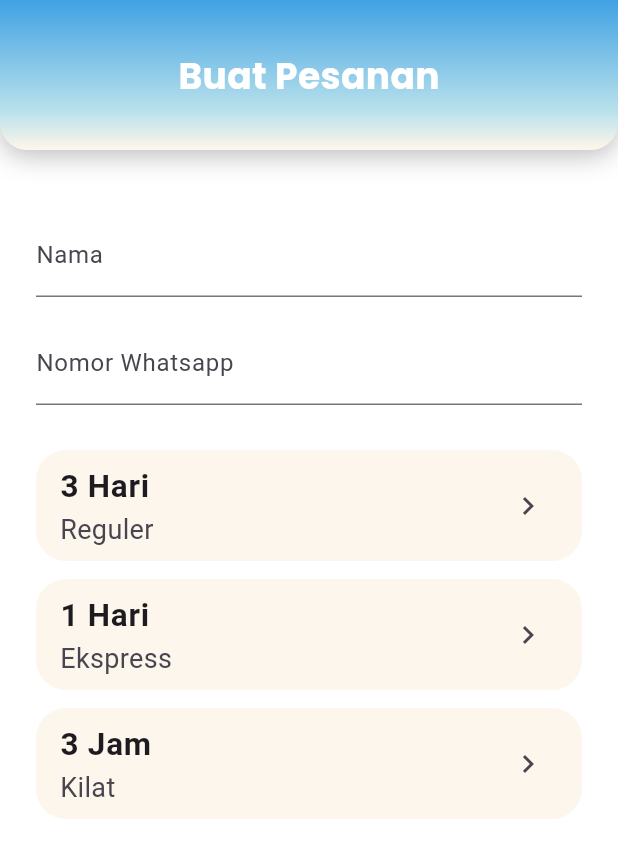
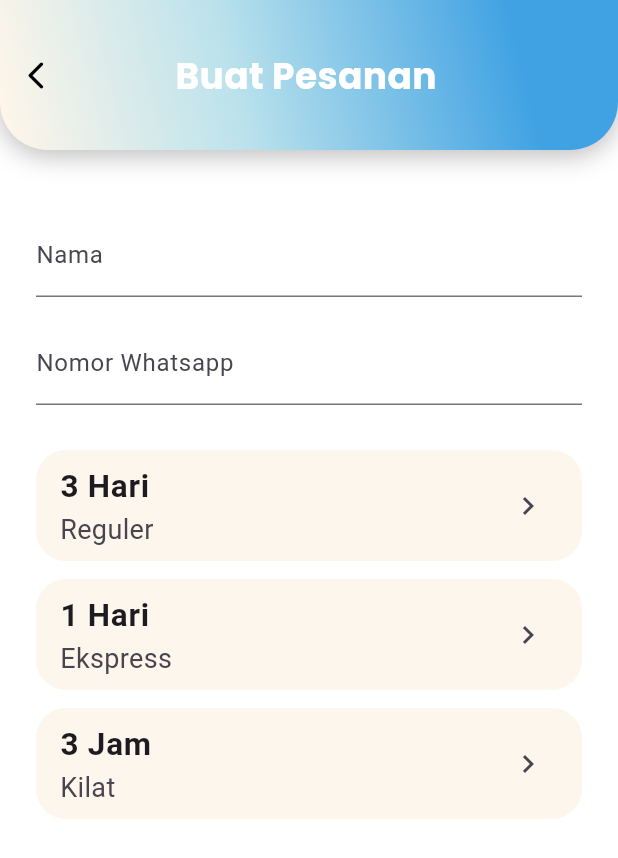
Before and after one commit to RayhanLauzzadani/pppl-fp, a Flutter app: the BuatPesananPage screen opened directly, on a phone screen of 412 x 824 dp. Shown: the top 858 px of the screen. Run offline on Flutter 3.47's test engine with Material 3 defaults, Android fonts, the phone set to English and light mode, and no system bars; our stand-ins replace firebase_auth, firebase_core, google_sign_in; accounts and stored records are empty; network calls fail.

Commit message:
Update (Arkaan): Logic, Fitur, UI fitur buat_pesanan -22/06/25 10:55

```diff
--- a/lib/features/pesanan/buat_pesanan_page.dart
+++ b/lib/features/pesanan/buat_pesanan_page.dart
@@ -27,6 +27,10 @@ class _BuatPesananPageState extends State<BuatPesananPage> {
   String whatsapp = "";
   late TextEditingController namaController;
   late TextEditingController waController;
+
+  //search bar laya
+  TextEditingController searchLayananController = TextEditingController();
+  String layananQuery = "";
 
   // --- Layanan List
   List<Map<String, dynamic>> layananList = [
@@ -62,6 +66,12 @@ class _BuatPesananPageState extends State<BuatPesananPage> {
       total += (item['harga'] as int) * (item['qty'] as int);
     }
     total += (kiloan > 0) ? (kiloan * hargaPerKg).round() : 0;
+    // Terapkan diskon jika ada
+    if (diskon == "10%") {
+      total = (total * 0.9).round();
+    } else if (diskon == "20%") {
+      total = (total * 0.8).round();
+    }
     return total;
   }
 
@@ -133,8 +143,14 @@ class _BuatPesananPageState extends State<BuatPesananPage> {
       backgroundColor: Colors.white,
       appBar: CustomGradientHeader(
         title: "Buat Pesanan",
-        showBack: _step > 0,
-        onBack: _prevStep,
+        showBack: true, // selalu tampilkan tombol back
+        onBack: () {
+          if (_step == 0) {
+            Navigator.pop(context); // balik ke homepage/halaman sebelumnya
+          } else {
+            _prevStep(); // step mundur
+          }
+        },
       ),
       body: SafeArea(
         child: StepperBody(
@@ -163,6 +179,11 @@ class _BuatPesananPageState extends State<BuatPesananPage> {
           onKurangLayanan: (i) => setState(() {
             if (layananList[i]['qty'] > 0) layananList[i]['qty'] -= 1;
           }),
+          searchLayananController: searchLayananController,
+          layananQuery: layananQuery,
+          onLayananQueryChanged: (v) {
+            setState(() => layananQuery = v);
+          },
           onNext: _nextStep,
           onPrev: _prevStep,
           onCatatanChanged: (v) => setState(() => catatan = v),
@@ -217,18 +238,18 @@ class CustomGradientHeader extends StatelessWidget
           width: double.infinity,
           decoration: const BoxDecoration(
             gradient: LinearGradient(
-              begin: Alignment.topCenter,
-              end: Alignment.bottomCenter,
+              begin: Alignment.bottomLeft,
+              end: Alignment.topRight,
               colors: [
-                Color(0xFF40A2E3), // Biru atas
-                Color(0xFFBBE2EC), // Biru muda tengah
-                Color(0xFFFFF6E9), // Putih krem bawah
+                Color(0xFFFFF6E9),
+                Color(0xFFBBE2EC),
+                Color(0xFF40A2E3), // Putih krem bawah
               ],
-              stops: [0.0, 0.75, 1.0],
+              stops: [0.01, 0.38, 0.83],
             ),
             borderRadius: BorderRadius.only(
-              bottomLeft: Radius.circular(18),
-              bottomRight: Radius.circular(18),
+              bottomLeft: Radius.circular(32),
+              bottomRight: Radius.circular(32),
             ),
             boxShadow: [
               BoxShadow(
@@ -248,7 +269,7 @@ class CustomGradientHeader extends StatelessWidget
                     ? IconButton(
                         icon: const Icon(
                           Icons.arrow_back_ios_new_rounded,
-                          color: Colors.white,
+                          color: Color.fromARGB(255, 0, 0, 0),
                           size: 22,
                         ),
                         onPressed: onBack ?? () => Navigator.pop(context),
@@ -295,6 +316,9 @@ class StepperBody extends StatelessWidget {
   final TextEditingController namaController;
   final TextEditingController waController;
   final TextEditingController catatanController;
+  final TextEditingController searchLayananController;
+  final String layananQuery;
+  final ValueChanged<String>? onLayananQueryChanged;
 
   final ValueChanged<String> onNamaChanged,
       onWhatsappChanged,
@@ -354,6 +378,9 @@ class StepperBody extends StatelessWidget {
     required this.onBayarSekarang,
     required this.onBatalkanPesanan,
     required this.onLihatProses,
+    required this.searchLayananController,
+    required this.layananQuery,
+    required this.onLayananQueryChanged,
   });
 
   Widget _itemCountInput(String label, int value, ValueChanged<int> onChanged) {
@@ -445,6 +472,13 @@ class StepperBody extends StatelessWidget {
 
     // --- Step 1: Pilih layanan ---
     if (step == 1) {
+      // Filter list layanan berdasarkan search
+      final filteredLayanan = layananList
+          .where(
+            (l) => l['nama'].toLowerCase().contains(layananQuery.toLowerCase()),
+          )
+          .toList();
+
       return Column(
         crossAxisAlignment: CrossAxisAlignment.start,
         children: [
@@ -454,12 +488,46 @@ class StepperBody extends StatelessWidget {
               child: Column(
                 crossAxisAlignment: CrossAxisAlignment.start,
                 children: [
-                  const Text(
-                    "Cari nama layanan",
-                    style: TextStyle(fontSize: 24, fontWeight: FontWeight.w700),
+                  // ===== SEARCH BAR =====
+                  Padding(
+                    padding: const EdgeInsets.symmetric(
+                      horizontal: 0,
+                      vertical: 0,
                     ),
-                  const SizedBox(height: 10),
-                  // Cuci Kiloan Card
+                    child: Container(
+                      decoration: BoxDecoration(
+                        color: Color(0xFFFDF6ED), // krem
+                        borderRadius: BorderRadius.circular(14),
+                      ),
+                      child: TextField(
+                        controller: searchLayananController,
+                        onChanged: (v) => onLayananQueryChanged?.call(v),
+                        style: TextStyle(
+                          fontFamily: "Poppins",
+                          fontSize: 16,
+                          color: Color(0xFF20443C), // hijau tua
+                        ),
+                        decoration: InputDecoration(
+                          prefixIcon: Icon(
+                            Icons.search_rounded,
+                            color: Color(0xFF20443C),
+                            size: 26,
+                          ),
+                          hintText: "Cari nama layanan",
+                          hintStyle: TextStyle(
+                            fontFamily: "Poppins",
+                            color: Color(0xFF20443C),
+                            fontWeight: FontWeight.w500,
+                          ),
+                          border: InputBorder.none,
+                          contentPadding: EdgeInsets.symmetric(vertical: 16),
+                        ),
+                      ),
+                    ),
+                  ),
+                  const SizedBox(height: 18),
+
+                  // Cuci Kiloan Card (biarkan tetap)
                   Container(
                     margin: const EdgeInsets.only(bottom: 18),
                     padding: const EdgeInsets.symmetric(
@@ -560,14 +628,15 @@ class StepperBody extends StatelessWidget {
                       ],
                     ),
                   ),
-                  // Layanan Satuan
+
+                  // ===== LIST LAYANAN =====
                   ListView.builder(
                     shrinkWrap: true,
                     physics: const NeverScrollableScrollPhysics(),
                     padding: EdgeInsets.zero,
-                    itemCount: layananList.length,
+                    itemCount: filteredLayanan.length,
                     itemBuilder: (context, i) {
-                      final l = layananList[i];
+                      final l = filteredLayanan[i];
                       return Container(
                         margin: const EdgeInsets.only(bottom: 18),
                         padding: const EdgeInsets.symmetric(
@@ -595,19 +664,28 @@ class StepperBody extends StatelessWidget {
                                     l['nama'],
                                     style: const TextStyle(
                                       fontWeight: FontWeight.bold,
-                                      fontSize: 22,
+                                      fontSize: 18,
+                                    ),
+                                  ),
+                                  const Text(
+                                    "Satuan",
+                                    style: TextStyle(
+                                      fontStyle: FontStyle.italic,
+                                      fontSize: 13,
+                                      color: Colors.black87,
                                     ),
                                   ),
                                   Text(
                                     "Rp. ${l['harga']}",
-                                    style: const TextStyle(fontSize: 17),
+                                    style: const TextStyle(fontSize: 15),
                                   ),
                                 ],
                               ),
                             ),
                             IconButton(
                               icon: const Icon(Icons.remove, size: 22),
-                              onPressed: () => onKurangLayanan(i),
+                              onPressed: () =>
+                                  onKurangLayanan(layananList.indexOf(l)),
                             ),
                             Text(
                               "${l['qty']}",
@@ -618,7 +696,8 @@ class StepperBody extends StatelessWidget {
                             ),
                             IconButton(
                               icon: const Icon(Icons.add, size: 22),
-                              onPressed: () => onTambahLayanan(i),
+                              onPressed: () =>
+                                  onTambahLayanan(layananList.indexOf(l)),
                             ),
                           ],
                         ),
@@ -689,216 +768,270 @@ class StepperBody extends StatelessWidget {
 
     // --- Step 2: Tambahan/opsi ---
     if (step == 2) {
-      return Stack(
+      return Container(
+        decoration: const BoxDecoration(
+          gradient: LinearGradient(
+            begin: Alignment.topCenter,
+            end: Alignment.bottomCenter,
+            colors: [
+              Color(0xFF6EC6F2), // biru muda atas
+              Color(0xFFB3E5FC), // biru sangat muda tengah
+              Color(0xFFFDF6ED), // krem bawah
+            ],
+            stops: [0.0, 0.6, 1.0],
+          ),
+          borderRadius: BorderRadius.only(
+            topLeft: Radius.circular(32),
+            topRight: Radius.circular(32),
+          ),
+        ),
+        child: SingleChildScrollView(
+          padding: const EdgeInsets.symmetric(horizontal: 18, vertical: 22),
+          child: Column(
+            crossAxisAlignment: CrossAxisAlignment.center,
             children: [
-          SingleChildScrollView(
-            padding: const EdgeInsets.all(22),
-            child: Column(
-              crossAxisAlignment: CrossAxisAlignment.start,
+              // Judul
+              const Padding(
+                padding: EdgeInsets.only(bottom: 14.0),
+                child: Text(
+                  "Buat Pesanan",
+                  style: TextStyle(
+                    fontFamily: "Poppins",
+                    fontWeight: FontWeight.bold,
+                    fontSize: 22,
+                    color: Colors.white,
+                  ),
+                ),
+              ),
+              // Jenis Parfum
+              Row(
+                crossAxisAlignment: CrossAxisAlignment.center,
                 children: [
-                // Dropdown Jenis Parfum
-                const Text(
+                  Expanded(
+                    flex: 5,
+                    child: Text(
                       "Jenis Parfum",
-                  style: TextStyle(fontWeight: FontWeight.w600),
+                      style: TextStyle(
+                        fontFamily: "Poppins",
+                        fontSize: 16,
+                        fontStyle: FontStyle.italic,
+                        color: Color(0xFF243147),
                       ),
-                Container(
-                  margin: const EdgeInsets.symmetric(vertical: 6),
-                  padding: const EdgeInsets.symmetric(
-                    horizontal: 14,
-                    vertical: 2,
                     ),
+                  ),
+                  SizedBox(width: 8),
+                  Expanded(
+                    flex: 6,
+                    child: Container(
+                      padding: const EdgeInsets.symmetric(horizontal: 10),
                       decoration: BoxDecoration(
-                    color: const Color(0xFFF2FAFF),
-                    borderRadius: BorderRadius.circular(14),
-                    border: Border.all(color: Color(0xFFD7E6EE)),
+                        color: Color(0xFFFDF6ED),
+                        borderRadius: BorderRadius.circular(16),
                       ),
                       child: DropdownButtonHideUnderline(
                         child: DropdownButton<String>(
                           value: jenisParfum,
-                      borderRadius: BorderRadius.circular(15),
+                          isExpanded: true,
+                          icon: const Icon(Icons.keyboard_arrow_down_rounded),
                           style: const TextStyle(
+                            fontFamily: "Poppins",
+                            color: Color(0xFF243147),
                             fontWeight: FontWeight.bold,
-                        color: Color(0xFF243147),
+                            fontSize: 16,
                           ),
                           items: ["Junjung Buih", "Paris", "Royal"]
                               .map(
-                            (e) => DropdownMenuItem(value: e, child: Text(e)),
+                                (e) =>
+                                    DropdownMenuItem(value: e, child: Text(e)),
                               )
                               .toList(),
                           onChanged: (v) => onJenisParfumChanged(v ?? ''),
-                      isExpanded: true,
+                          borderRadius: BorderRadius.circular(16),
                         ),
                       ),
                     ),
-                const SizedBox(height: 10),
-
-                // Dropdown Antar Jemput
-                const Text(
+                  ),
+                ],
+              ),
+              const SizedBox(height: 16),
+              // Antar Jemput
+              Row(
+                crossAxisAlignment: CrossAxisAlignment.center,
+                children: [
+                  Expanded(
+                    flex: 5,
+                    child: Text(
                       "Layanan Antar Jemput",
-                  style: TextStyle(fontWeight: FontWeight.w600),
+                      style: TextStyle(
+                        fontFamily: "Poppins",
+                        fontSize: 16,
+                        fontStyle: FontStyle.italic,
+                        color: Color(0xFF243147),
                       ),
-                Container(
-                  margin: const EdgeInsets.symmetric(vertical: 6),
-                  padding: const EdgeInsets.symmetric(
-                    horizontal: 14,
-                    vertical: 2,
                     ),
+                  ),
+                  SizedBox(width: 8),
+                  Expanded(
+                    flex: 6,
+                    child: Container(
+                      padding: const EdgeInsets.symmetric(horizontal: 10),
                       decoration: BoxDecoration(
-                    color: const Color(0xFFF2FAFF),
-                    borderRadius: BorderRadius.circular(14),
-                    border: Border.all(color: Color(0xFFD7E6EE)),
+                        color: Color(0xFFFDF6ED),
+                        borderRadius: BorderRadius.circular(16),
                       ),
                       child: DropdownButtonHideUnderline(
                         child: DropdownButton<String>(
                           value: antarJemput,
-                      borderRadius: BorderRadius.circular(15),
+                          isExpanded: true,
+                          icon: const Icon(Icons.keyboard_arrow_down_rounded),
                           style: const TextStyle(
+                            fontFamily: "Poppins",
+                            color: Color(0xFF243147),
                             fontWeight: FontWeight.bold,
-                        color: Color(0xFF243147),
+                            fontSize: 16,
                           ),
                           items: ["≤ 2 Km", "≤ 5 Km"]
                               .map(
-                            (e) => DropdownMenuItem(value: e, child: Text(e)),
+                                (e) =>
+                                    DropdownMenuItem(value: e, child: Text(e)),
                               )
                               .toList(),
                           onChanged: (v) => onAntarJemputChanged(v ?? ''),
-                      isExpanded: true,
+                          borderRadius: BorderRadius.circular(16),
                         ),
                       ),
                     ),
-                const SizedBox(height: 10),
-
-                // Dropdown Diskon
-                const Text(
+                  ),
+                ],
+              ),
+              const SizedBox(height: 16),
+              // Diskon
+              Row(
+                crossAxisAlignment: CrossAxisAlignment.center,
+                children: [
+                  Expanded(
+                    flex: 5,
+                    child: Text(
                       "Diskon",
-                  style: TextStyle(fontWeight: FontWeight.w600),
+                      style: TextStyle(
+                        fontFamily: "Poppins",
+                        fontSize: 16,
+                        fontStyle: FontStyle.italic,
+                        color: Color(0xFF243147),
                       ),
-                Container(
-                  margin: const EdgeInsets.symmetric(vertical: 6),
-                  padding: const EdgeInsets.symmetric(
-                    horizontal: 14,
-                    vertical: 2,
                     ),
+                  ),
+                  SizedBox(width: 8),
+                  Expanded(
+                    flex: 6,
+                    child: Container(
+                      padding: const EdgeInsets.symmetric(horizontal: 10),
                       decoration: BoxDecoration(
-                    color: const Color(0xFFF2FAFF),
-                    borderRadius: BorderRadius.circular(14),
-                    border: Border.all(color: Color(0xFFD7E6EE)),
+                        color: Color(0xFFFDF6ED),
+                        borderRadius: BorderRadius.circular(16),
                       ),
                       child: DropdownButtonHideUnderline(
                         child: DropdownButton<String>(
                           value: diskon,
-                      borderRadius: BorderRadius.circular(15),
+                          isExpanded: true,
+                          icon: const Icon(Icons.keyboard_arrow_down_rounded),
                           style: const TextStyle(
+                            fontFamily: "Poppins",
+                            color: Color(0xFF243147),
                             fontWeight: FontWeight.bold,
-                        color: Color(0xFF243147),
+                            fontSize: 16,
                           ),
                           items: ["-", "10%", "20%"]
                               .map(
-                            (e) => DropdownMenuItem(value: e, child: Text(e)),
+                                (e) =>
+                                    DropdownMenuItem(value: e, child: Text(e)),
                               )
                               .toList(),
                           onChanged: (v) => onDiskonChanged(v ?? ''),
-                      isExpanded: true,
+                          borderRadius: BorderRadius.circular(16),
                         ),
                       ),
-                ),
-                const SizedBox(height: 18),
-
-                // Catatan Tambahan ala sticky note
-                Container(
-                  padding: const EdgeInsets.symmetric(
-                    horizontal: 14,
-                    vertical: 10,
-                  ),
-                  margin: const EdgeInsets.symmetric(vertical: 10),
-                  decoration: BoxDecoration(
-                    color: const Color(0xFFFFF8F0),
-                    borderRadius: BorderRadius.circular(16),
-                    boxShadow: [
-                      BoxShadow(
-                        color: Colors.black12,
-                        blurRadius: 3,
-                        offset: Offset(0, 2),
-                      ),
-                    ],
-                  ),
-                  child: Column(
-                    crossAxisAlignment: CrossAxisAlignment.start,
-                    children: [
-                      Row(
-                        children: [
-                          Icon(
-                            Icons.note_alt_rounded,
-                            color: Colors.orange.shade400,
-                            size: 20,
-                          ),
-                          const SizedBox(width: 7),
-                          const Text(
-                            "Catatan Tambahan",
-                            style: TextStyle(
-                              fontWeight: FontWeight.bold,
-                              fontStyle: FontStyle.italic,
                     ),
                   ),
                 ],
               ),
-                      const SizedBox(height: 5),
-                      TextField(
+              const SizedBox(height: 22),
+              // Catatan Tambahan (TextField)
+              Row(
+                crossAxisAlignment: CrossAxisAlignment.center,
+                children: [
+                  Icon(
+                    Icons.note_alt_rounded,
+                    color: Colors.black.withOpacity(0.8),
+                    size: 22,
+                  ),
+                  const SizedBox(width: 7),
+                  Expanded(
+                    child: Container(
+                      decoration: BoxDecoration(
+                        color: Color(0xFFFDF6ED),
+                        borderRadius: BorderRadius.circular(12),
+                      ),
+                      child: TextField(
                         controller: catatanController,
-                        maxLines: 4,
-                        minLines: 2,
-                        style: const TextStyle(fontSize: 15),
+                        minLines: 1,
+                        maxLines: 2,
+                        style: const TextStyle(
+                          fontFamily: "Poppins",
+                          fontSize: 15,
+                        ),
                         decoration: const InputDecoration(
-                          hintText: "Tuliskan disini...",
+                          hintText: "Catatan tambahan",
                           hintStyle: TextStyle(
-                            fontStyle: FontStyle.italic,
-                            fontSize: 14,
-                            color: Colors.grey,
+                            fontFamily: "Poppins",
+                            color: Colors.black45,
+                            fontWeight: FontWeight.w500,
                           ),
                           border: InputBorder.none,
+                          contentPadding: EdgeInsets.symmetric(
+                            vertical: 12,
+                            horizontal: 14,
+                          ),
                         ),
                         onChanged: onCatatanChanged,
                       ),
+                    ),
+                  ),
                 ],
               ),
+              const SizedBox(height: 22),
+              Divider(color: Colors.white60, thickness: 1.2, height: 16),
+              // Button "Buat Pesanan"
+              Padding(
+                padding: const EdgeInsets.only(top: 10.0),
+                child: SizedBox(
+                  width: double.infinity,
+                  child: ElevatedButton(
+                    onPressed: onBuatPesanan,
+                    style: ElevatedButton.styleFrom(
+                      backgroundColor: Color(0xFFD2EDFC),
+                      elevation: 5,
+                      shape: RoundedRectangleBorder(
+                        borderRadius: BorderRadius.circular(16),
                       ),
-
-                const SizedBox(
-                  height: 90,
-                ), // Padding bawah biar tombol ngambang
-              ],
+                      shadowColor: Colors.black38,
+                      padding: const EdgeInsets.symmetric(vertical: 16),
                     ),
-          ),
-          // Floating Button
-          Positioned(
-            left: 0,
-            right: 0,
-            bottom: 0,
-            child: Container(
-              padding: const EdgeInsets.all(18),
-              color: Colors.transparent,
-              child: ElevatedButton(
-                style: ElevatedButton.styleFrom(
-                  elevation: 4,
-                  backgroundColor: const Color(0xFFB6D6EF),
-                  shape: RoundedRectangleBorder(
-                    borderRadius: BorderRadius.circular(18),
-                  ),
-                  padding: const EdgeInsets.symmetric(vertical: 17),
-                ),
-                onPressed: onBuatPesanan,
                     child: const Text(
                       "Buat Pesanan",
                       style: TextStyle(
+                        color: Color(0xFF20443C),
                         fontWeight: FontWeight.bold,
-                    color: Color(0xFF1A3365),
-                    fontSize: 20,
+                        fontFamily: "Poppins",
+                        fontSize: 18,
                       ),
                     ),
                   ),
                 ),
               ),
             ],
+          ),
+        ),
       );
     }
 
```
Lines whose indentation alone changed are shown as unchanged.
